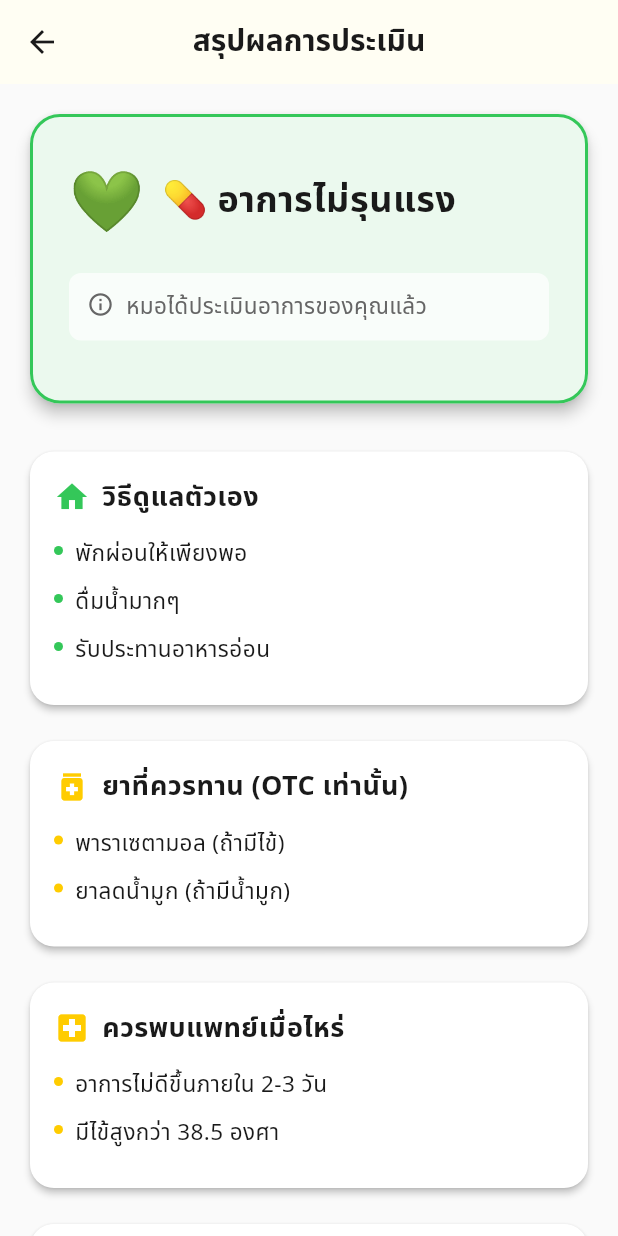
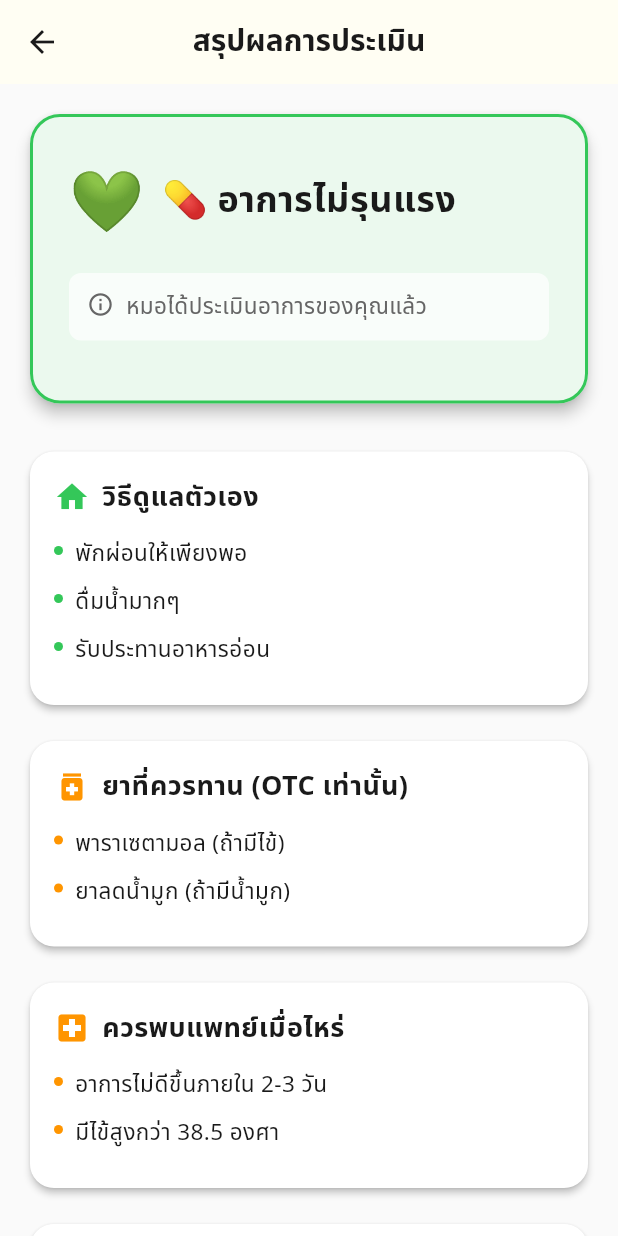
Before and after one commit to bovornv/sukai, a Flutter app: the SummaryPage screen opened by its route, on a phone screen of 412 x 824 dp. Run offline on Flutter 3.47's test engine with Material 3 defaults, Android fonts, the phone set to English and light mode, and no system bars; our stand-ins replace dio, flutter_riverpod, go_router, riverpod, shared_preferences, supabase_flutter; accounts and stored records are empty; network calls fail.

Commit message:
Fix: Replace yellow icons/text with amber/dark colors for better contrast on white backgrounds

```diff
--- a/mobile/lib/features/followup/pages/followup_page.dart
+++ b/mobile/lib/features/followup/pages/followup_page.dart
@@ -109,7 +109,7 @@ class _FollowupPageState extends ConsumerState<FollowupPage> {
               FollowupStatus.same,
               'เท่าเดิม',
               '➡️',
-              AppTheme.yellow,
+              AppTheme.amber, // Changed from yellow for better contrast
             ),
             const SizedBox(height: 12),
             _buildStatusOption(
--- a/mobile/lib/features/profile/pages/profile_page.dart
+++ b/mobile/lib/features/profile/pages/profile_page.dart
@@ -346,7 +346,7 @@ class _ProfilePageState extends ConsumerState<ProfilePage> {
                           'คำแนะนำการใช้ยา',
                           'ติดตามอาการ',
                         ],
-                        AppTheme.yellow,
+                        AppTheme.amber, // Changed from yellow for better contrast
                         _currentPlan == SubscriptionPlan.pro,
                       ),
                       const SizedBox(height: 12),
--- a/mobile/lib/features/summary/pages/summary_page.dart
+++ b/mobile/lib/features/summary/pages/summary_page.dart
@@ -141,15 +141,16 @@ class _SummaryPageState extends ConsumerState<SummaryPage> {
                             child: Column(
                               crossAxisAlignment: CrossAxisAlignment.start,
                               children: [
-                                const Row(
+                                Row(
                                   children: [
-                                    Icon(Icons.notifications_active, color: AppTheme.primaryYellow),
-                                    SizedBox(width: 8),
-                                    Text(
+                                    Icon(Icons.notifications_active, color: AppTheme.textPrimary, size: 24), // Dark icon for visibility
+                                    const SizedBox(width: 8),
+                                    const Text(
                                       '⏰ ติดตามอาการ',
                                       style: TextStyle(
                                         fontSize: 18,
                                         fontWeight: FontWeight.bold,
+                                        color: AppTheme.textPrimary, // Dark text
                                       ),
                                     ),
                                   ],
--- a/mobile/lib/features/summary/widgets/recommendations_section.dart
+++ b/mobile/lib/features/summary/widgets/recommendations_section.dart
@@ -32,7 +32,7 @@ class RecommendationsSection extends StatelessWidget {
           l10n.translate('otc_meds'),
           recommendations.otcMeds,
           Icons.medication,
-          AppTheme.yellow,
+          AppTheme.amber, // Changed from yellow for better contrast
         ),
         const SizedBox(height: 16),
         _buildSection(
@@ -40,7 +40,7 @@ class RecommendationsSection extends StatelessWidget {
           l10n.translate('when_to_see_doctor'),
           recommendations.whenToSeeDoctor,
           Icons.local_hospital,
-          AppTheme.yellow,
+          AppTheme.amber, // Changed from yellow for better contrast
         ),
         const SizedBox(height: 16),
         _buildSection(
@@ -56,7 +56,7 @@ class RecommendationsSection extends StatelessWidget {
           l10n.translate('additional_advice'),
           recommendations.additionalAdvice,
           Icons.lightbulb,
-          AppTheme.primaryYellow,
+          AppTheme.amber, // Changed from primaryYellow for better contrast
         ),
       ],
     );
```
Also changed, not shown: 1 other file.
